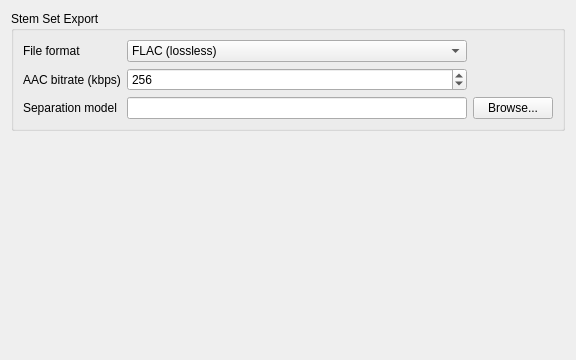
Qt form src/preferences/dialog/dlgprefstemsdlg.ui (Sl1pstr3am/paramix) before a commit.
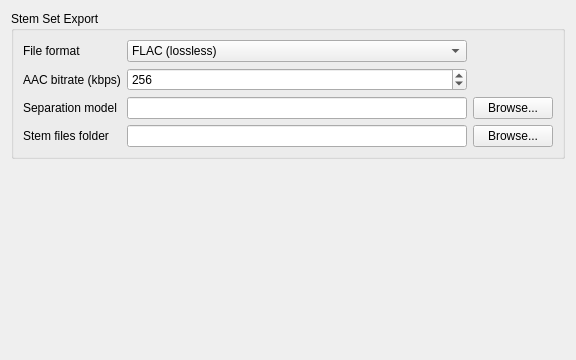
The same form after that commit.

Commit message: feat(stems): inline progress, working separation, and 8-channel cache playback (#26)

The edit to the form file:
```diff
--- a/src/preferences/dialog/dlgprefstemsdlg.ui
+++ b/src/preferences/dialog/dlgprefstemsdlg.ui
@@ -87,6 +87,27 @@
         </property>
        </widget>
       </item>
+      <item row="3" column="0">
+       <widget class="QLabel" name="labelOutputDirectory">
+        <property name="text">
+         <string>Stem files folder</string>
+        </property>
+       </widget>
+      </item>
+      <item row="3" column="1">
+       <widget class="QLineEdit" name="lineEditOutputDirectory">
+        <property name="toolTip">
+         <string>Default folder for "Generate Stems" and the stem file browser.</string>
+        </property>
+       </widget>
+      </item>
+      <item row="3" column="2">
+       <widget class="QPushButton" name="pushButtonBrowseOutput">
+        <property name="text">
+         <string>Browse...</string>
+        </property>
+       </widget>
+      </item>
      </layout>
     </widget>
    </item>
```
The commit also changes 19 other files.
